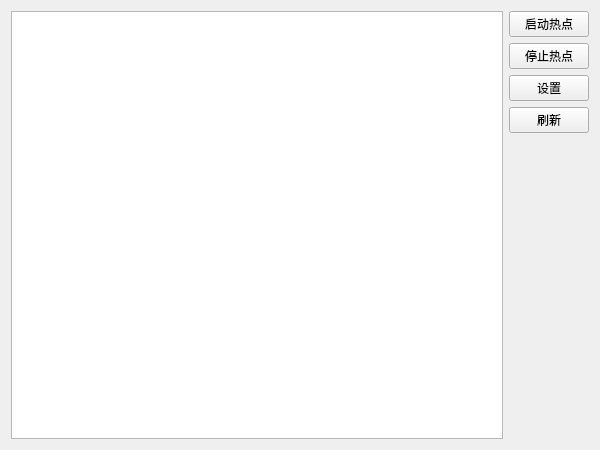
Above: mainwindow.ui from rayfung/kowalski before the change. Below: the same form after it.
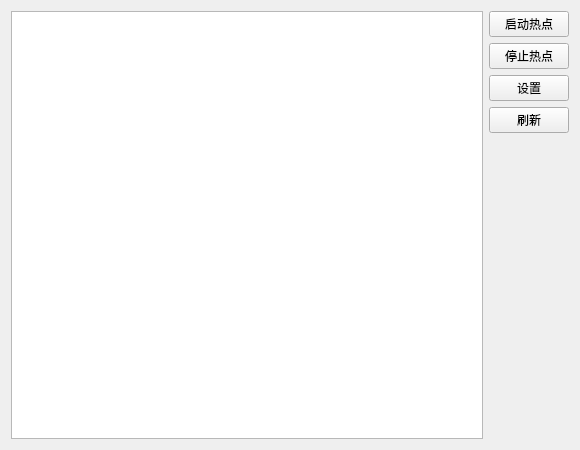
That is the form after the change.

Commit message: 优化主界面大小

```diff
--- a/mainwindow.ui
+++ b/mainwindow.ui
@@ -6,7 +6,7 @@
    <rect>
     <x>0</x>
     <y>0</y>
-    <width>600</width>
+    <width>580</width>
     <height>450</height>
    </rect>
   </property>
```
